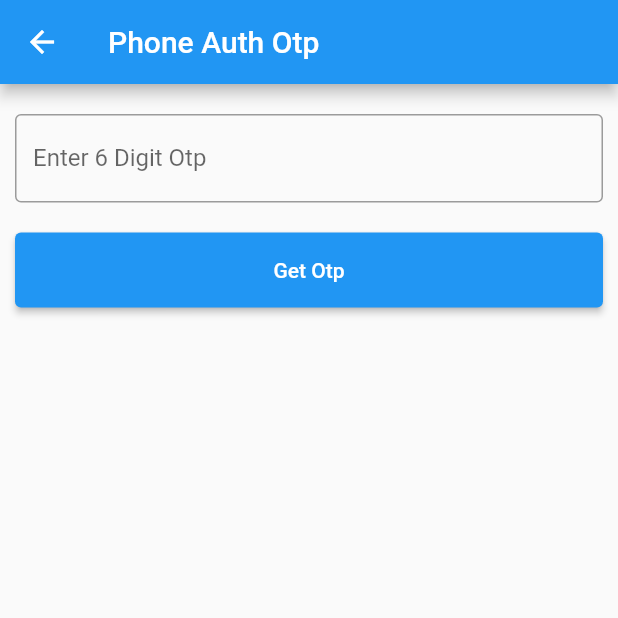
After one commit to pawanv013/Flutter-Firebase-With-Bloc, a Flutter app: the PhoneAuthOtpScreen screen opened by its route, on a phone screen of 412 x 824 dp, the top half of it. The commit adds this screen. Run offline on Flutter 3.47's test engine with Material 2 defaults, Android fonts, the phone set to English and light mode, and no system bars; our stand-ins replace cloud_firestore, firebase_auth, firebase_core, firebase_messaging, firebase_storage, flutter_bloc and 2 more; accounts and stored records are empty.

Commit message:
firebase mobile authentication

```diff
--- a/lib/screens/module_list.dart
+++ b/lib/screens/module_list.dart
@@ -1,5 +1,6 @@
 import 'package:firebase_flutter/screens/google_sign_in/sign_in_google_screen.dart';
 import 'package:firebase_flutter/screens/notification/notification_screen.dart';
+import 'package:firebase_flutter/screens/phone_auth/mobile_screen.dart';
 import 'package:flutter/material.dart';
 
 import 'email_password/login_screen.dart';
@@ -26,6 +27,13 @@ class ModuleList extends StatelessWidget {
             ),
             Card(
               child: ListTile(
+                onTap: () => Navigator.pushNamed(context, PhoneAuthScreen.id),
+                leading: Icon(Icons.phone_android),
+                title: Text('Firebase Phone Auth'),
+              ),
+            ),
+            Card(
+              child: ListTile(
                 onTap: () =>
                     Navigator.pushNamed(context, NotificationScreen.id),
                 leading: Icon(Icons.notifications),
--- /dev/null
+++ b/lib/screens/phone_auth/cubiT/phone_auth_cubit.dart
@@ -0,0 +1,54 @@
+import 'package:firebase_auth/firebase_auth.dart';
+import 'package:flutter_bloc/flutter_bloc.dart';
+
+import 'phone_auth_state.dart';
+
+class PhoneAuthCubit extends Cubit<PhoneAuthState> {
+  final FirebaseAuth _auth = FirebaseAuth.instance;
+
+  PhoneAuthCubit() : super(PhoneAuthInitialState());
+  late String _verificationId;
+  Future<void> sendAuthOtp(String phoneNumber) async {
+    emit(PhoneAuthLoadingState());
+    await _auth.verifyPhoneNumber(
+        phoneNumber: phoneNumber,
+        verificationCompleted: (phoneAuthCredetial) {
+          signInWithOtp(phoneAuthCredetial);
+        },
+        verificationFailed: (error) {
+          emit(PhoneAuthErrorState(error.message.toString()));
+        },
+        codeSent: (verifiedId, resendToken) {
+          _verificationId = verifiedId;
+          emit(PhoneAuthCodeSentState());
+        },
+        codeAutoRetrievalTimeout: (verifiedId) {
+          _verificationId = verifiedId;
+        });
+  }
+
+  Future<void> signInWithOtp(PhoneAuthCredential phoneAuthCredetial) async {
+    try {
+      UserCredential userCredential =
+          await _auth.signInWithCredential(phoneAuthCredetial);
+      if (userCredential.user != null) {
+        emit(PhoneAuthLoggedInState(userCredential.user!));
+      }
+    } on FirebaseException catch (e) {
+      emit(PhoneAuthErrorState(e.message.toString()));
+    }
+  }
+
+  Future<void> verifyOtp(String otp) async {
+    emit(PhoneAuthLoadingState());
+    PhoneAuthCredential phoneAuthCredential =
+        await PhoneAuthProvider.credential(
+            verificationId: _verificationId, smsCode: otp);
+    signInWithOtp(phoneAuthCredential);
+  }
+
+  Future<void> signOut() async {
+    await _auth.signOut();
+    emit(PhoneAuthLoggedOutState());
+  }
+}
--- /dev/null
+++ b/lib/screens/phone_auth/cubiT/phone_auth_state.dart
@@ -0,0 +1,23 @@
+import 'package:firebase_auth/firebase_auth.dart';
+
+abstract class PhoneAuthState {}
+
+class PhoneAuthInitialState extends PhoneAuthState {}
+
+class PhoneAuthLoadingState extends PhoneAuthState {}
+
+class PhoneAuthErrorState extends PhoneAuthState {
+  late String phoneAuthErrorMessage;
+  PhoneAuthErrorState(this.phoneAuthErrorMessage);
+}
+
+class PhoneAuthCodeSentState extends PhoneAuthState {}
+
+class PhoneAuthCodeVerifiedState extends PhoneAuthState {}
+
+class PhoneAuthLoggedInState extends PhoneAuthState {
+  late final User firebaseUser;
+  PhoneAuthLoggedInState(this.firebaseUser);
+}
+
+class PhoneAuthLoggedOutState extends PhoneAuthState {}
--- /dev/null
+++ b/lib/screens/phone_auth/otp_screen.dart
@@ -0,0 +1,87 @@
+import 'package:firebase_flutter/screens/email_password/login_home.dart';
+import 'package:firebase_flutter/screens/phone_auth/cubiT/phone_auth_cubit.dart';
+import 'package:firebase_flutter/screens/phone_auth/cubiT/phone_auth_state.dart';
+import 'package:flutter/material.dart';
+import 'package:flutter_bloc/flutter_bloc.dart';
+
+class PhoneAuthOtpScreen extends StatelessWidget {
+  const PhoneAuthOtpScreen({Key? key}) : super(key: key);
+  static const String id = 'phone_auth_otp';
+  @override
+  Widget build(BuildContext context) {
+    final _formKey = GlobalKey<FormState>();
+    TextEditingController _otp = TextEditingController();
+    return Scaffold(
+      appBar: AppBar(
+        title: Text('Phone Auth Otp'),
+      ),
+      body: SafeArea(
+          child: Center(
+        child: Padding(
+          padding: const EdgeInsets.symmetric(horizontal: 10, vertical: 20),
+          child: Form(
+            key: _formKey,
+            child: Column(
+              children: [
+                TextFormField(
+                  validator: (value) {
+                    if (value == '' || value!.isEmpty) {
+                      return 'Enter 6 digit Otp';
+                    }
+                    return null;
+                  },
+                  controller: _otp,
+                  keyboardType: TextInputType.number,
+                  decoration: InputDecoration(
+                      border: OutlineInputBorder(),
+                      labelText: 'Enter 6 Digit Otp'),
+                ),
+                SizedBox(height: 20),
+                BlocConsumer<PhoneAuthCubit, PhoneAuthState>(
+                  listener: (context, state) {
+                    if (state is PhoneAuthErrorState) {
+                      ScaffoldMessenger.of(context).showSnackBar(
+                        SnackBar(
+                          backgroundColor: Colors.red,
+                          content: Text(state.phoneAuthErrorMessage),
+                        ),
+                      );
+                    } else if (state is PhoneAuthCodeVerifiedState) {
+                      Navigator.popUntil(context, (route) => route.isFirst);
+                      Navigator.pushNamed(context, LoginHome.id);
+                    }
+                  },
+                  builder: (context, state) {
+                    if (state is PhoneAuthLoadingState) {
+                      return Center(
+                        child: CircularProgressIndicator(),
+                      );
+                    }
+                    return Row(
+                      children: [
+                        Expanded(
+                          child: SizedBox(
+                            height: 50,
+                            child: ElevatedButton(
+                              onPressed: () {
+                                if (_formKey.currentState!.validate()) {
+                                  BlocProvider.of<PhoneAuthCubit>(context)
+                                      .verifyOtp(_otp.text);
+                                }
+                              },
+                              child: Text('Get Otp'),
+                            ),
+                          ),
+                        ),
+                      ],
+                    );
+                  },
+                )
+              ],
+            ),
+          ),
+        ),
+      )),
+    );
+  }
+}
```
Also changed, not shown: lib/main.dart (+8 -0 lines), lib/screens/phone_auth/mobile_screen.dart (added, +90 -0 lines).
